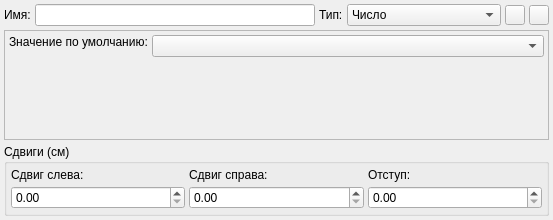
Above: src/main/columneditdialog.ui from Gris87/ProtocolCreator before the change. Below: the same form after it.
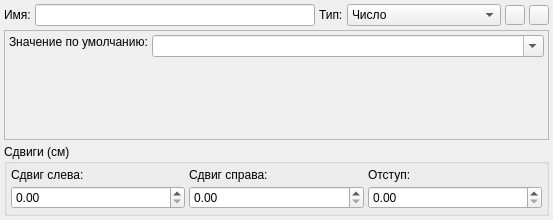
That is the form after the change. The open tabs and pages were chosen to show the change. Icons and pictures are not drawn.

```diff
--- a/src/main/columneditdialog.ui
+++ b/src/main/columneditdialog.ui
@@ -498,6 +498,12 @@
              <verstretch>0</verstretch>
             </sizepolicy>
            </property>
+           <property name="editable">
+            <bool>true</bool>
+           </property>
+           <property name="insertPolicy">
+            <enum>QComboBox::NoInsert</enum>
+           </property>
           </widget>
          </item>
         </layout>
```
Left out of the diff: 6 changed lines with no effect on the pictures.
